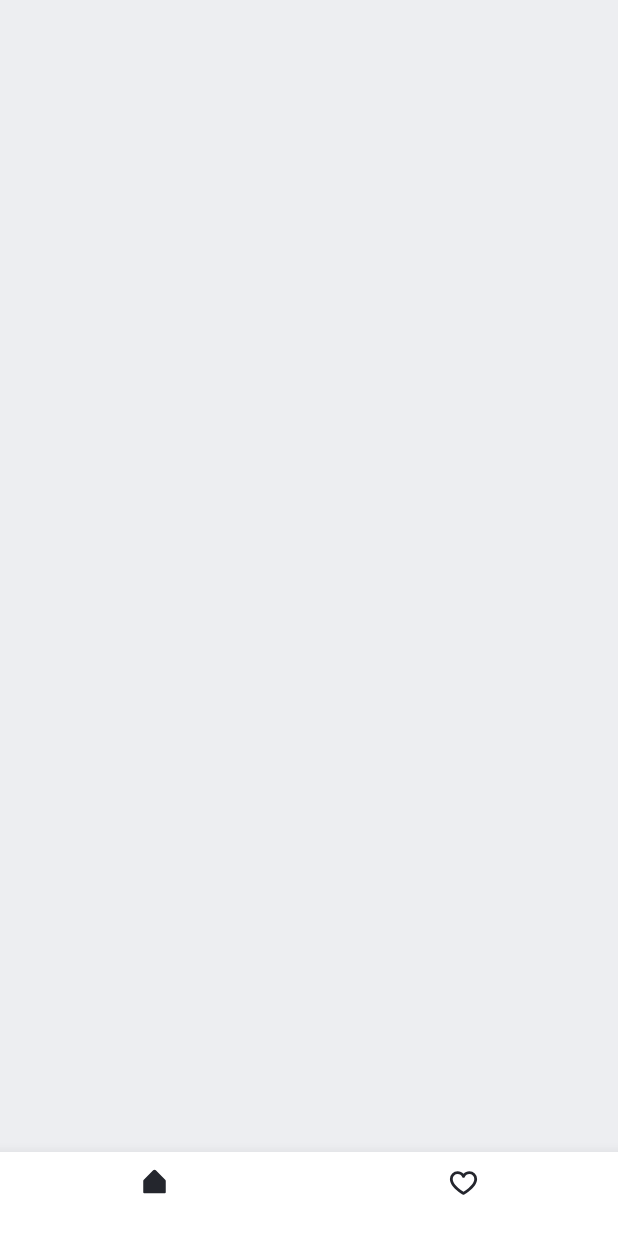
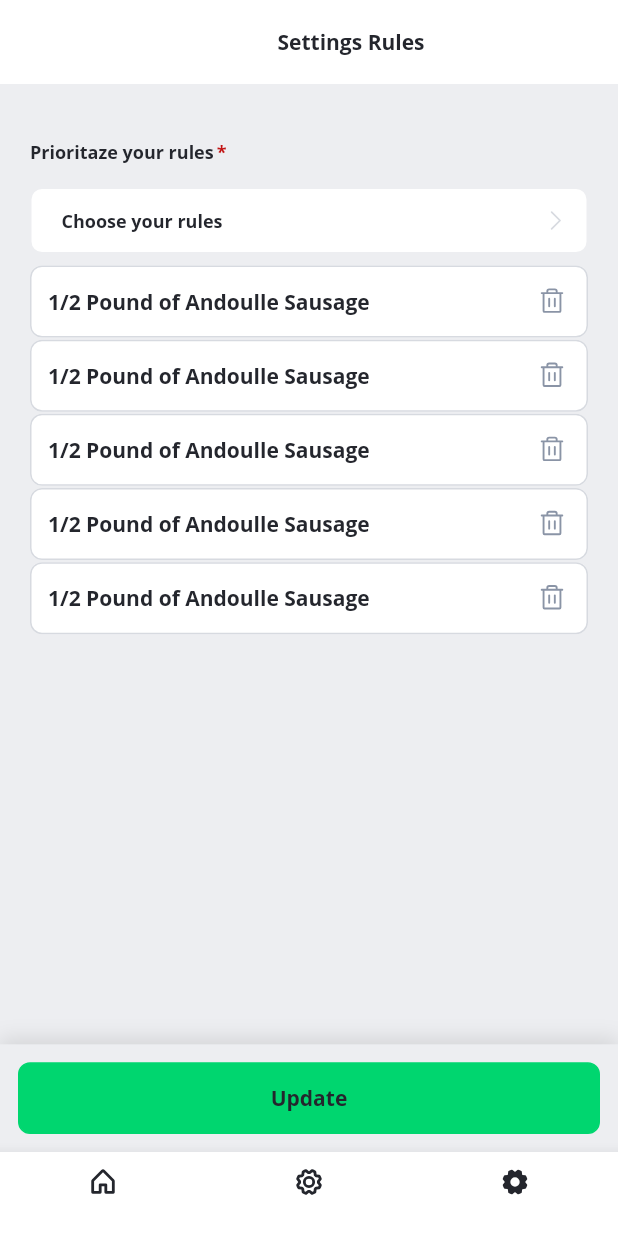
Before and after one commit to BARD48/Case_2, a Flutter app: the SettingsPage screen opened by its route, on a phone screen of 412 x 824 dp. Run offline on Flutter 3.47's test engine with Material 3 defaults, Android fonts, the phone set to English and light mode, and no system bars; our stand-ins replace dio, flutter_bloc, go_router, phosphor_flutter, shared_preferences; accounts and stored records are empty; Roboto replaces fonts that are missing (Open Sans).

Commit message:
dashboard ui

```diff
--- a/lib/core/components/bottom_nav_bar.dart
+++ b/lib/core/components/bottom_nav_bar.dart
@@ -100,7 +100,7 @@ class _BottomNavBarState extends State<BottomNavBar>
   }
 }
 
-enum BottomTabType { home, listsTabPage}
+enum BottomTabType { home, settings, userhome }
 
 extension BottomTabExtension on BottomTabType {
   String get label => name;
@@ -109,19 +109,21 @@ extension BottomTabExtension on BottomTabType {
     switch (this) {
       case BottomTabType.home:
         return 'Home';
-      case BottomTabType.listsTabPage:
-        return 'My Lists';
-
+      case BottomTabType.settings:
+        return 'Settings';
+      case BottomTabType.userhome:
+        return 'UserHome';
     }
   }
 
   IconData icon(PhosphorIconsStyle style) {
     switch (this) {
       case BottomTabType.home:
-        return PhosphorIcons.houseSimple(style);
-      case BottomTabType.listsTabPage:
-        return PhosphorIcons.heart(style);
-
+        return PhosphorIcons.house(style);
+      case BottomTabType.settings:
+        return PhosphorIcons.gear(style);
+      case BottomTabType.userhome:
+        return PhosphorIcons.gear(style);
     }
   }
 }
--- a/lib/core/init/get_providers.dart
+++ b/lib/core/init/get_providers.dart
@@ -1,14 +1,13 @@
 import 'package:flutter_bloc/flutter_bloc.dart';
 
+import '../cubits/bottom_sheet.dart';
 
 class AppProviders {
   AppProviders._();
 
-
-
   static List<BlocProvider> getProviders() {
     return [
-      // BlocProvider<BottomSheetBloc>(create: (_) => BottomSheetBloc()),
+      BlocProvider<BottomSheetBloc>(create: (_) => BottomSheetBloc()),
       // BlocProvider<IngredientViewmodel>(
       //   create: (_) => IngredientViewmodel(_ingredientRepository),
       // ),
--- a/lib/features/auth/view/user/login_page.dart
+++ b/lib/features/auth/view/user/login_page.dart
@@ -58,6 +58,7 @@ class LoginPage extends StatelessWidget {
             Padding(
               padding: context.symmetricPadding(40, 0),
               child: BaseButton(
+                callback: () => context.pushNamed('home'),
                 title: 'Login',
                 width: context.dynamicWidth(1),
                 baseButtonType: BaseButtonType.filledGreen,
--- a/lib/features/auth/view/user/register_page.dart
+++ b/lib/features/auth/view/user/register_page.dart
@@ -62,6 +62,7 @@ class RegisterPage extends StatelessWidget {
               ),
             ),
             BaseButton(
+              callback: () => context.pushNamed('home'),
               title: 'Register',
               width: context.dynamicWidth(1),
               baseButtonType: BaseButtonType.filledGreen,
--- a/lib/features/settings/view/service_page.dart
+++ /dev/null
@@ -1,10 +0,0 @@
-import 'package:flutter/material.dart';
-
-class SettingsPage extends StatelessWidget {
-  const SettingsPage({super.key});
-
-  @override
-  Widget build(BuildContext context) {
-    return Scaffold();
-  }
-}
--- /dev/null
+++ b/lib/features/settings/view/settings_page.dart
@@ -0,0 +1,99 @@
+import 'package:flutter/material.dart';
+import 'package:flutter_bloc/flutter_bloc.dart';
+import 'package:phosphor_flutter/phosphor_flutter.dart';
+
+import '../../../core/components/appbar.dart';
+import '../../../core/components/base_button.dart';
+import '../../../core/components/bottom_bar_container.dart';
+import '../../../core/components/chip.dart';
+import '../../../core/components/list_item_selection.dart';
+import '../../../core/components/text_input.dart';
+import '../../../core/constants/dynamic_constants.dart';
+import '../../../core/constants/text_constants.dart';
+
+import '../../../core/cubits/bottom_sheet.dart';
+import '../../../core/theme/custom_themes/text_theme.dart';
+import 'settings_bottomsheet.dart';
+
+class SettingsPage extends StatelessWidget {
+  const SettingsPage({super.key});
+
+  @override
+  Widget build(BuildContext context) {
+    return Scaffold(
+      appBar: CustomAppBar(
+        title: 'Settings Rules',
+        actions: [],
+        isVisibleLeading: false,
+      ),
+      bottomNavigationBar: BottomActionBar(
+        color: Constant.fillBase(context),
+        baseButtonType: BaseButtonType.filledGreen,
+        title: 'Update',
+        callback: () {},
+      ),
+      body: Padding(
+        padding: const EdgeInsets.all(20.0),
+        child: Column(
+          crossAxisAlignment: CrossAxisAlignment.start,
+          children: [
+            Padding(
+              padding: context.symmetricPadding(16, 0),
+              child: Row(
+                mainAxisAlignment: MainAxisAlignment.spaceBetween,
+                children: [
+                  Row(
+                    children: [
+                      Text(
+                        'Prioritaze your rules',
+                        style: Theme.of(context).textTheme.labelBaseStrong,
+                      ),
+                      SizedBox(width: 2),
+                      Text(
+                        '*',
+                        style: Theme.of(context).textTheme.labelBaseStrong
+                            .copyWith(color: Constant.errorIcon(context)),
+                      ),
+                    ],
+                  ),
+                ],
+              ),
+            ),
+            ListItemSelection(
+              title: 'Choose your rules',
+              callback: () {
+                context.read<BottomSheetBloc>().showBottomSheet(
+                  context: context,
+                  widget: RulesBottomSheet(),
+                );
+                // context.pushNamed('categories');
+              },
+              listItemSelectionType: ListItemSelectionType.idleCard,
+            ),
+            SizedBox(height: 8),
+            Column(
+              children: List.generate(5, (index) {
+                return SizedBox(
+                  child: TextInputWidget(
+                    // hintText: '1/2 Pound of Andoulle Sausage',
+                    controller: TextEditingController(
+                      text: '1/2 Pound of Andoulle Sausage',
+                    ),
+                    keyboardType: TextInputType.text,
+                    suffixIcon: PhosphorIcon(
+                      PhosphorIcons.trash(),
+                      size: 20,
+                      color: Constant.iconBase(context),
+                    ),
+                  ),
+                );
+              }),
+            ),
+
+            // Text('Service', style: Theme.of(context).textTheme.labelBaseStrong),
+          ],
+        ),
+      ),
+    );
+  }
+}
```
Also changed, not shown: lib/core/router/app_router.dart (+18 -7 lines), lib/features/home/view/home_page.dart (+147 -2 lines), lib/features/home/view/user_home_page.dart (added, +115 -0 lines), lib/features/settings/view/settings_bottomsheet.dart (added, +24 -0 lines), lib/features/settings/widget/base_filter_item.dart (added, +78 -0 lines), lib/main.dart (+4 -7 lines), 13 other files.
